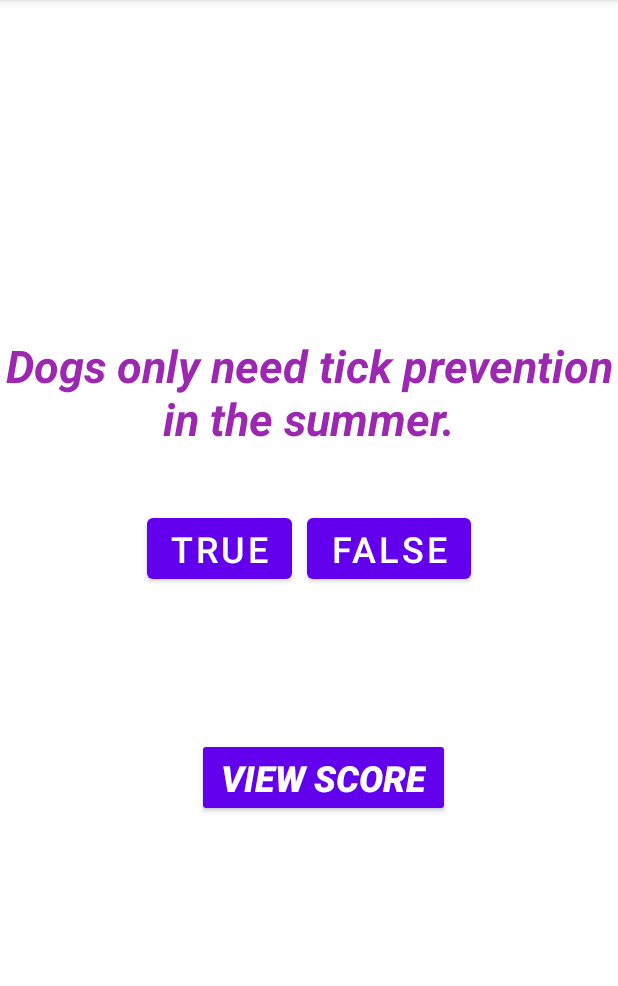
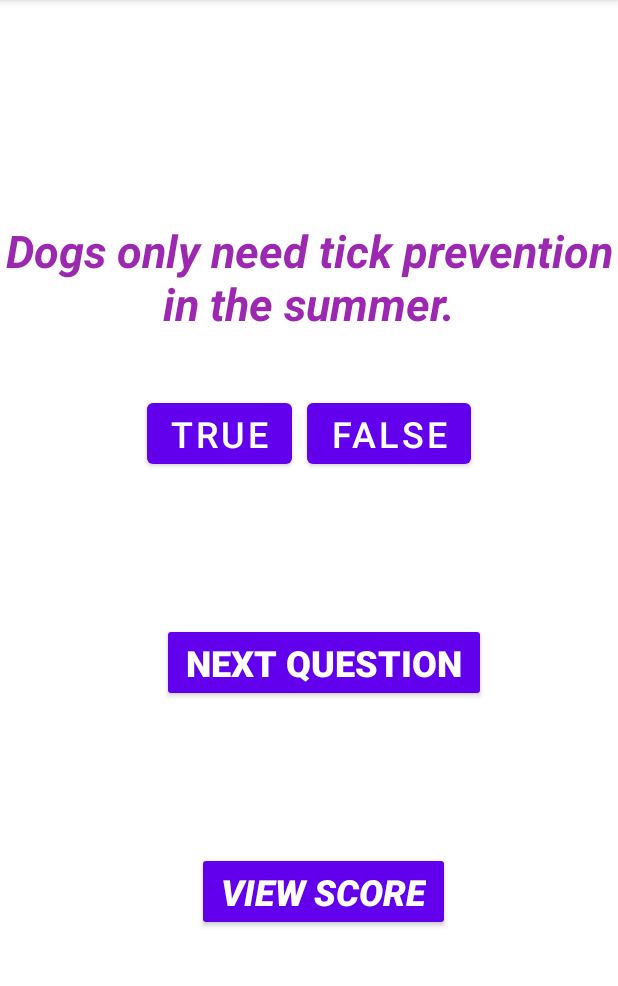
Before and after one commit to klmack12/DogMythsQuizApp, an Android app: the screen it shows after launch (MainActivity), after a tap on "FALSE", on a phone screen of 412 x 824 dp, the part 84-1070 px from its top. Run offline under Robolectric (Android 15) with nearby library versions, the phone set to English and light mode, and no system bars.

Commit message:
Added four more questions. Advanced to each question

```diff
--- a/app/src/main/java/com/example/dogmythsquizapp/MainActivity.java
+++ b/app/src/main/java/com/example/dogmythsquizapp/MainActivity.java
@@ -13,10 +13,13 @@ import android.widget.Toast;
 public class MainActivity extends AppCompatActivity {
     // declare variables for your UI elements
 
-    TextView qText;
-    Button trueBtn, falseBtn, scoreBtn;
+    TextView qTextTV;
+    Button trueBtn, falseBtn, scoreBtn, nextBtn;
     String message = " ";
     int score;
+    Question q1, q2, q3, q4, q5,  currentQ;
+    Question[] questions;
+    int currentIndex;
 
     @Override
     protected void onCreate(Bundle savedInstanceState) {
@@ -25,21 +28,60 @@ public class MainActivity extends AppCompatActivity {
 
     // initialize your variables - inflate or connecting to xml  (similar to constructor)
 
-        qText = (TextView) findViewById(R.id.questionText);
+        qTextTV = (TextView) findViewById(R.id.questionText);
         trueBtn = (Button) findViewById(R.id.trueButton);
         falseBtn = (Button) findViewById(R.id.falseButton);
         scoreBtn = (Button) findViewById(R.id.scoreButton);
+        nextBtn = (Button) findViewById(R.id.nextButton);
         score = 0;
+        q1 = new Question("Dogs only need tick prevention in the summer.", false);
+        q2 = new Question("Dogs can see a range of colors.", true);
+        q3 = new Question("A dogs mouth is cleaner than a human’s mouth.", false);
+        q4 = new Question("The common cold does not affect dogs.", true);
+        q5 = new Question("Some dog breeds are more aggressive than others.", false);
+        questions = new Question[] {q1, q2, q3, q4, q5};
+        currentIndex = 0;
+        currentQ = questions[currentIndex];
+
                 // do something with UI elements - user interface
+
+        nextBtn.setOnClickListener(new View.OnClickListener() {
+            @Override
+            public void onClick(View view) {
+                currentIndex++;
+                if (currentIndex >= questions.length) {
+                    message = "End of questions, click VIEW SCORE to see your score.";
+                    Context context = getApplicationContext();
+                    int duration = Toast.LENGTH_SHORT;
+                    Toast toast = Toast.makeText(context, message, duration);
+                    toast.show();  //pop-up message
+                }
+                else {
+
+                    currentQ = questions[currentIndex];
+                    String currentQText = currentQ.getQText();
+                    qTextTV.setText(currentQText);
+                }
+
+            }
+
+        });
 
                 trueBtn.setOnClickListener(new View.OnClickListener() {  //see if this button is clicked
                     @Override
                     public void onClick(View view) {
-                        message = "That is incorrect.";
+                        if (currentQ.getCorrectAnswer())
+                        {
+                            message = "That is correct.";
+                            score++;
+                        }
+                        else
+                        {
+                            message = "That is incorrect.";
+                        }
+
                         Context context = getApplicationContext();
-
                         int duration = Toast.LENGTH_SHORT;
-
                         Toast toast = Toast.makeText(context, message, duration);
                         toast.show();  //pop-up message
                     }
@@ -48,12 +90,18 @@ public class MainActivity extends AppCompatActivity {
         falseBtn.setOnClickListener(new View.OnClickListener() {
             @Override
             public void onClick(View view) {
-                message = "That is correct!";
-                score ++;
+                if (!currentQ.getCorrectAnswer())
+                {
+                    message = "That is correct.";
+                    score++;
+                }
+                else
+                {
+                    message = "That is incorrect.";
+                }
+
                 Context context = getApplicationContext();
-
                 int duration = Toast.LENGTH_SHORT;
-
                 Toast toast = Toast.makeText(context, message, duration);
                 toast.show();
             }
@@ -63,7 +111,7 @@ public class MainActivity extends AppCompatActivity {
             @Override
             public void onClick(View view) {
                 Intent showScore = new Intent(MainActivity.this, ScoreActivity.class);
-                showScore.putExtra("scoreName",score);
+                showScore.putExtra("scoreName",score);  //send a key and a value
                     //don't type packageContext or name: they appear automatically
                 startActivity(showScore);
             }
--- /dev/null
+++ b/app/src/main/java/com/example/dogmythsquizapp/Question.java
@@ -0,0 +1,36 @@
+package com.example.dogmythsquizapp;
+
+public class Question {
+    String qText;
+    boolean correctAnswer;
+
+    public Question(String qText, boolean correctAnswer) {
+        this.qText = qText;
+        this.correctAnswer = correctAnswer;
+    }
+
+
+    public String getQText() {
+        return qText;
+    }
+
+    public void setQText(String QqText) {
+        this.qText = qText;
+    }
+
+    public boolean getCorrectAnswer() {
+        return correctAnswer;
+    }
+
+    public void setCorrectAnswer(boolean correctAnswer) {
+        this.correctAnswer = correctAnswer;
+    }
+
+    @Override
+    public String toString() {
+        return "Question{" +
+                "qText='" + qText + '\'' +
+                ", correctAnswer=" + correctAnswer +
+                '}';
+    }
+}
--- a/app/src/main/java/com/example/dogmythsquizapp/ScoreActivity.java
+++ b/app/src/main/java/com/example/dogmythsquizapp/ScoreActivity.java
@@ -24,6 +24,6 @@ public class ScoreActivity extends AppCompatActivity {
         //get Intent and then extra and then show the extra variable from the other screen
         Intent incomingIntent = getIntent();
         int score = incomingIntent.getIntExtra("scoreName", 0);
-        scoreNumberTV.setText(" " + score);  // make the int a string, because this is necessary
+        scoreNumberTV.setText("" + score);  // make the int a string, because this is necessary
     }
 }
--- a/app/src/main/res/layout/activity_main.xml
+++ b/app/src/main/res/layout/activity_main.xml
@@ -44,6 +44,19 @@
     </LinearLayout>
 
     <Button
+        android:id="@+id/nextButton"
+        style="@style/Widget.AppCompat.Button"
+        android:layout_width="wrap_content"
+        android:layout_height="wrap_content"
+        android:layout_marginLeft="10sp"
+        android:layout_marginTop="100sp"
+        android:fontFamily="sans-serif-black"
+        android:text="NEXT QUESTION"
+        android:textSize="24sp"
+        android:typeface="monospace" />
+
+
+    <Button
         android:id="@+id/scoreButton"
         style="@style/Widget.AppCompat.Button"
         android:layout_width="wrap_content"
@@ -55,4 +68,5 @@
         android:textSize="24sp"
         android:textStyle="italic"
         android:typeface="monospace" />
+
 </LinearLayout>
```
